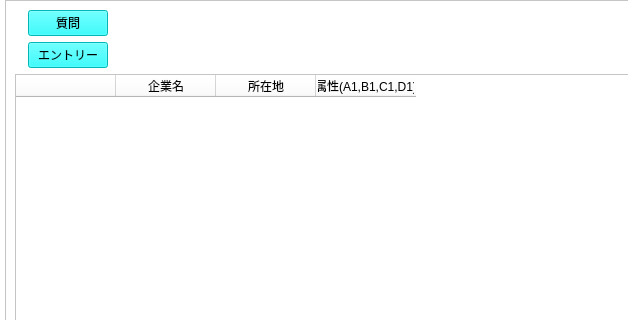
Old version of the form design/adminFirm.ui in the repository kokimame/e-navi; both pictures show x 0 to 628 and y 0 to 320 of the 721 by 910 pixel window.
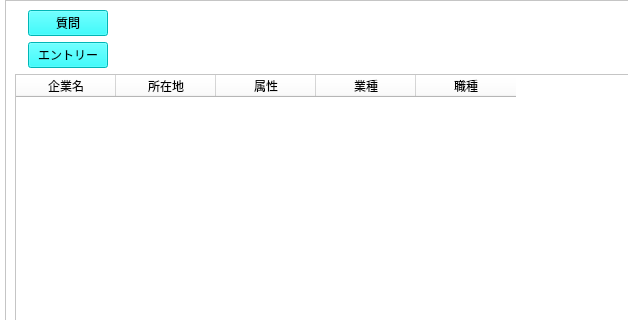
New version of the form. Icons and pictures are not drawn.

Commit message: Update UIs with 4 attribute of SpinBoxes and new ComboBox

The edit to the form file:
```diff
--- a/design/adminFirm.ui
+++ b/design/adminFirm.ui
@@ -100,11 +100,6 @@
        </item>
        <item>
         <widget class="QTableWidget" name="firmTable">
-         <column>
-          <property name="text">
-           <string/>
-          </property>
-         </column>
          <column>
           <property name="text">
            <string>企業名</string>
@@ -117,7 +112,17 @@
          </column>
          <column>
           <property name="text">
-           <string>属性(A1,B1,C1,D1)</string>
+           <string>属性</string>
+          </property>
+         </column>
+         <column>
+          <property name="text">
+           <string>業種</string>
+          </property>
+         </column>
+         <column>
+          <property name="text">
+           <string>職種</string>
           </property>
          </column>
         </widget>
```
The commit also changes 2 other files.
